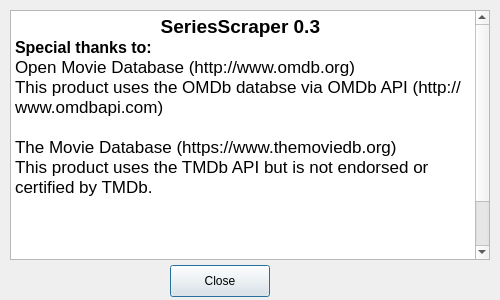
First picture: the form in SeriesScraper/aboutdialog.ui, repository martinLutz1/SeriesScraper, before the edit.
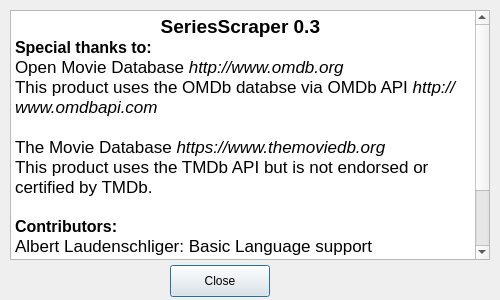
Second picture: the form after the edit. Icons and pictures are not drawn.

What changed in the file:
```diff
--- a/SeriesScraper/aboutdialog.ui
+++ b/SeriesScraper/aboutdialog.ui
@@ -62,14 +62,16 @@
 &lt;/style&gt;&lt;/head&gt;&lt;body style=&quot; font-family:'.SF NS Text'; font-size:13pt; font-weight:400; font-style:normal;&quot;&gt;
 &lt;p align=&quot;center&quot; style=&quot; margin-top:0px; margin-bottom:0px; margin-left:0px; margin-right:0px; -qt-block-indent:0; text-indent:0px;&quot;&gt;&lt;span style=&quot; font-size:14pt; font-weight:600;&quot;&gt;SeriesScraper 0.3 &lt;/span&gt;&lt;/p&gt;
 &lt;p style=&quot; margin-top:0px; margin-bottom:0px; margin-left:0px; margin-right:0px; -qt-block-indent:0; text-indent:0px;&quot;&gt;&lt;span style=&quot; font-size:12pt; font-weight:600;&quot;&gt;Special thanks to:&lt;/span&gt;&lt;/p&gt;
-&lt;p style=&quot; margin-top:0px; margin-bottom:0px; margin-left:0px; margin-right:0px; -qt-block-indent:0; text-indent:0px;&quot;&gt;&lt;span style=&quot; font-family:'Helvetica';&quot;&gt;Open Movie Database (http://www.omdb.org)&lt;/span&gt;&lt;/p&gt;
-&lt;p style=&quot; margin-top:0px; margin-bottom:0px; margin-left:0px; margin-right:0px; -qt-block-indent:0; text-indent:0px;&quot;&gt;&lt;span style=&quot; font-family:'Helvetica';&quot;&gt;This product uses the OMDb databse via OMDb API (http://www.omdbapi.com)&lt;/span&gt;&lt;/p&gt;
+&lt;p style=&quot; margin-top:0px; margin-bottom:0px; margin-left:0px; margin-right:0px; -qt-block-indent:0; text-indent:0px;&quot;&gt;&lt;span style=&quot; font-family:'Helvetica';&quot;&gt;Open Movie Database &lt;/span&gt;&lt;span style=&quot; font-family:'Helvetica'; font-style:italic;&quot;&gt;http://www.omdb.org&lt;/span&gt;&lt;/p&gt;
+&lt;p style=&quot; margin-top:0px; margin-bottom:0px; margin-left:0px; margin-right:0px; -qt-block-indent:0; text-indent:0px;&quot;&gt;&lt;span style=&quot; font-family:'Helvetica';&quot;&gt;This product uses the OMDb databse via OMDb API &lt;/span&gt;&lt;span style=&quot; font-family:'Helvetica'; font-style:italic;&quot;&gt;http://www.omdbapi.com&lt;/span&gt;&lt;/p&gt;
 &lt;p style=&quot;-qt-paragraph-type:empty; margin-top:0px; margin-bottom:0px; margin-left:0px; margin-right:0px; -qt-block-indent:0; text-indent:0px; font-family:'Helvetica';&quot;&gt;&lt;br /&gt;&lt;/p&gt;
-&lt;p style=&quot; margin-top:0px; margin-bottom:0px; margin-left:0px; margin-right:0px; -qt-block-indent:0; text-indent:0px;&quot;&gt;&lt;span style=&quot; font-family:'Helvetica';&quot;&gt;The Movie Database (https://www.themoviedb.org)&lt;/span&gt;&lt;/p&gt;
+&lt;p style=&quot; margin-top:0px; margin-bottom:0px; margin-left:0px; margin-right:0px; -qt-block-indent:0; text-indent:0px;&quot;&gt;&lt;img src=&quot;:/images/application_logos/tmdb.png&quot; style=&quot;float: right;&quot; /&gt;&lt;/p&gt;
+&lt;p style=&quot; margin-top:0px; margin-bottom:0px; margin-left:0px; margin-right:0px; -qt-block-indent:0; text-indent:0px;&quot;&gt;&lt;span style=&quot; font-family:'Helvetica';&quot;&gt;The Movie Database &lt;/span&gt;&lt;span style=&quot; font-family:'Helvetica'; font-style:italic;&quot;&gt;https://www.themoviedb.org&lt;/span&gt;&lt;/p&gt;
 &lt;p style=&quot; margin-top:0px; margin-bottom:0px; margin-left:0px; margin-right:0px; -qt-block-indent:0; text-indent:0px;&quot;&gt;&lt;span style=&quot; font-family:'Helvetica';&quot;&gt;This product uses the TMDb API but is not endorsed or certified by TMDb.&lt;/span&gt;&lt;/p&gt;
 &lt;p style=&quot;-qt-paragraph-type:empty; margin-top:0px; margin-bottom:0px; margin-left:0px; margin-right:0px; -qt-block-indent:0; text-indent:0px;&quot;&gt;&lt;br /&gt;&lt;/p&gt;
-&lt;p align=&quot;center&quot; style=&quot; margin-top:0px; margin-bottom:0px; margin-left:0px; margin-right:0px; -qt-block-indent:0; text-indent:0px;&quot;&gt;&lt;img src=&quot;:/images/application_logos/tmdb.png&quot; /&gt;&lt;/p&gt;
-&lt;p style=&quot;-qt-paragraph-type:empty; margin-top:0px; margin-bottom:0px; margin-left:0px; margin-right:0px; -qt-block-indent:0; text-indent:0px;&quot;&gt;&lt;br /&gt;&lt;/p&gt;
+&lt;p style=&quot; margin-top:0px; margin-bottom:0px; margin-left:0px; margin-right:0px; -qt-block-indent:0; text-indent:0px;&quot;&gt;&lt;span style=&quot; font-size:12pt; font-weight:600;&quot;&gt;Contributors:&lt;/span&gt;&lt;/p&gt;
+&lt;p style=&quot; margin-top:0px; margin-bottom:0px; margin-left:0px; margin-right:0px; -qt-block-indent:0; text-indent:0px;&quot;&gt;&lt;span style=&quot; font-family:'Helvetica';&quot;&gt;Albert Laudenschliger: Basic Language support&lt;/span&gt;&lt;/p&gt;
+&lt;p align=&quot;center&quot; style=&quot;-qt-paragraph-type:empty; margin-top:0px; margin-bottom:0px; margin-left:0px; margin-right:0px; -qt-block-indent:0; text-indent:0px;&quot;&gt;&lt;br /&gt;&lt;/p&gt;
 &lt;p align=&quot;center&quot; style=&quot; margin-top:0px; margin-bottom:0px; margin-left:0px; margin-right:0px; -qt-block-indent:0; text-indent:0px;&quot;&gt;This program is provided AS IS with NO WARRANTY OF ANY KIND.&lt;/p&gt;
 &lt;p align=&quot;center&quot; style=&quot; margin-top:0px; margin-bottom:0px; margin-left:0px; margin-right:0px; -qt-block-indent:0; text-indent:0px;&quot;&gt;Martin Lutz, 2016&lt;/p&gt;&lt;/body&gt;&lt;/html&gt;</string>
    </property>
```
